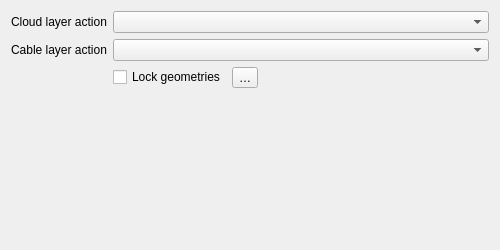
Old version of the form qfieldsync/ui/map_layer_config_widget.ui in the repository opengisch/qfieldsync.
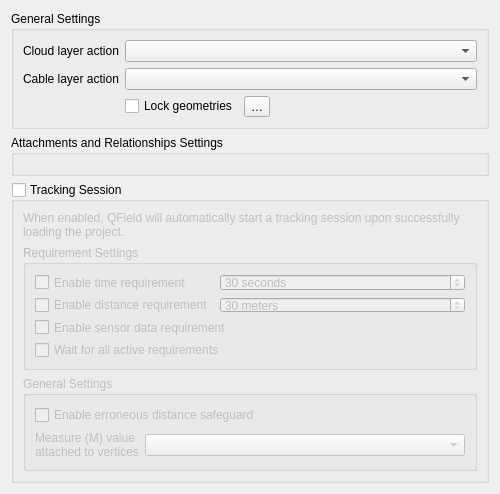
New version of the form. Custom widgets are drawn as their Qt base class.

Commit message: Add vector layer properties' tracking session UI

The edit to the form file:
```diff
--- a/qfieldsync/ui/map_layer_config_widget.ui
+++ b/qfieldsync/ui/map_layer_config_widget.ui
@@ -13,7 +13,13 @@
   <property name="windowTitle">
    <string>Form</string>
   </property>
-  <layout class="QFormLayout" name="QFieldLayerSettingsPageLayout">
+  <layout class="QVBoxLayout" name="QFieldLayerSettingsPageLayout">
+   <item>
+    <widget class="QGroupBox" name="generalSettingsGroupBox">
+     <property name="title">
+      <string>General Settings</string>
+     </property>
+     <layout class="QFormLayout" name="generalSettingsLayout">
    <item row="0" column="1">
     <widget class="QComboBox" name="cloudLayerActionComboBox">
      <property name="sizePolicy">
@@ -77,12 +83,192 @@
    </item>
   </layout>
  </widget>
+   </item>
+   <item>
+    <widget class="QGroupBox" name="attachmentsRelationsGroupBox">
+     <property name="title">
+      <string>Attachments and Relationships Settings</string>
+     </property>
+     <layout class="QFormLayout" name="attachmentsRelationsLayout">
+     </layout>
+    </widget>
+   </item>
+   <item>
+    <widget class="QgsCollapsibleGroupBox" name="trackingSessionGroupBox">
+     <property name="title">
+      <string>Tracking Session</string>
+     </property>
+     <property name="checkable">
+      <bool>true</bool>
+     </property>
+     <property name="checked">
+      <bool>false</bool>
+     </property>
+     <property name="collapsed" stdset="0">
+      <bool>true</bool>
+     </property>
+     <layout class="QVBoxLayout" name="trackingSessionLayout">
+       <item>
+        <widget class="QLabel" name="trackingSessionLabel">
+         <property name="text">
+          <string>When enabled, QField will automatically start a tracking session upon successfully loading the project.</string>
+         </property>
+         <property name="wordWrap">
+          <bool>true</bool>
+         </property>
+        </widget>
+       </item>
+       <item>
+        <widget class="QGroupBox" name="trackingRequirementsGroupBox">
+         <property name="title">
+          <string>Requirement Settings</string>
+         </property>
+         <layout class="QGridLayout" name="trackingRequirementsLayout">
+          <item row="0" column="0">
+           <widget class="QCheckBox" name="timeRequirementCheckBox">
+            <property name="text">
+             <string>Enable time requirement</string>
+            </property>
+           </widget>
+          </item>
+          <item row="0" column="1">
+           <widget class="QgsSpinBox" name="timeRequirementIntervalSecondsSpinBox">
+            <property name="sizePolicy">
+             <sizepolicy hsizetype="Expanding" vsizetype="Fixed">
+              <horstretch>1</horstretch>
+              <verstretch>0</verstretch>
+             </sizepolicy>
+            </property>
+            <property name="suffix">
+             <string> seconds</string>
+            </property>
+            <property name="minimum">
+             <number>1</number>
+            </property>
+            <property name="maximum">
+             <number>600</number>
+            </property>
+            <property name="value">
+             <number>30</number>
+            </property>
+            <property name="showClearButton">
+             <bool>true</bool>
+            </property>
+            <property name="clearValue">
+             <number>30</number>
+            </property>
+           </widget>
+          </item>
+          <item row="1" column="0">
+           <widget class="QCheckBox" name="distanceRequirementCheckBox">
+            <property name="text">
+             <string>Enable distance requirement</string>
+            </property>
+           </widget>
+          </item>
+          <item row="1" column="1">
+           <widget class="QgsSpinBox" name="distanceRequirementMinimumMetersSpinBox">
+            <property name="sizePolicy">
+             <sizepolicy hsizetype="Expanding" vsizetype="Fixed">
+              <horstretch>1</horstretch>
+              <verstretch>0</verstretch>
+             </sizepolicy>
+            </property>
+            <property name="suffix">
+             <string> meters</string>
+            </property>
+            <property name="minimum">
+             <number>1</number>
+            </property>
+            <property name="maximum">
+             <number>1000</number>
+            </property>
+            <property name="value">
+             <number>30</number>
+            </property>
+            <property name="showClearButton">
+             <bool>true</bool>
+            </property>
+            <property name="clearValue">
+             <number>30</number>
+            </property>
+           </widget>
+          </item>
+          <item row="2" column="0" colspan="2">
+           <widget class="QCheckBox" name="sensorDataRequirementCheckBox">
+            <property name="text">
+             <string>Enable sensor data requirement</string>
+            </property>
+           </widget>
+          </item>
+          <item row="3" column="0" colspan="2">
+           <widget class="QCheckBox" name="allRequirementsCheckBox">
+            <property name="text">
+             <string>Wait for all active requirements</string>
+            </property>
+           </widget>
+          </item>
+         </layout>
+        </widget>
+       </item>
+       <item>
+        <widget class="QGroupBox" name="trackingGeneralSettingsGroupBox">
+         <property name="title">
+          <string>General Settings</string>
+         </property>
+         <layout class="QGridLayout" name="trackingGeneralSettingsLayout">
+          <item row="0" column="0" colspan="2">
+           <widget class="QCheckBox" name="erroneousDistanceSafeguardCheckBox">
+            <property name="text">
+             <string>Enable erroneous distance safeguard</string>
+            </property>
+           </widget>
+          </item>
+          <item row="1" column="0">
+           <widget class="QLabel" name="measureValueLabel">
+            <property name="text">
+             <string>Measure (M) value attached to vertices</string>
+            </property>
+            <property name="wordWrap">
+             <bool>true</bool>
+            </property>
+           </widget>
+          </item>
+          <item row="1" column="1">
+           <widget class="QComboBox" name="measureValueComboBox">
+            <property name="sizePolicy">
+             <sizepolicy hsizetype="Expanding" vsizetype="Fixed">
+              <horstretch>1</horstretch>
+              <verstretch>0</verstretch>
+             </sizepolicy>
+            </property>
+           </widget>
+          </item>
+         </layout>
+        </widget>
+       </item>
+     </layout>
+    </widget>
+   </item>
+  </layout>
+ </widget>
  <customwidgets>
+  <customwidget>
+   <class>QgsCollapsibleGroupBox</class>
+   <extends>QGroupBox</extends>
+   <header>qgscollapsiblegroupbox.h</header>
+   <container>1</container>
+  </customwidget>
   <customwidget>
    <class>QgsPropertyOverrideButton</class>
    <extends>QToolButton</extends>
    <header>qgspropertyoverridebutton.h</header>
   </customwidget>
+  <customwidget>
+   <class>QgsSpinBox</class>
+   <extends>QSpinBox</extends>
+   <header>qgsspinbox.h</header>
+  </customwidget>
  </customwidgets>
  <resources/>
  <connections/>
```
Lines whose indentation alone changed are shown as unchanged. The commit also changes 1 other file.
